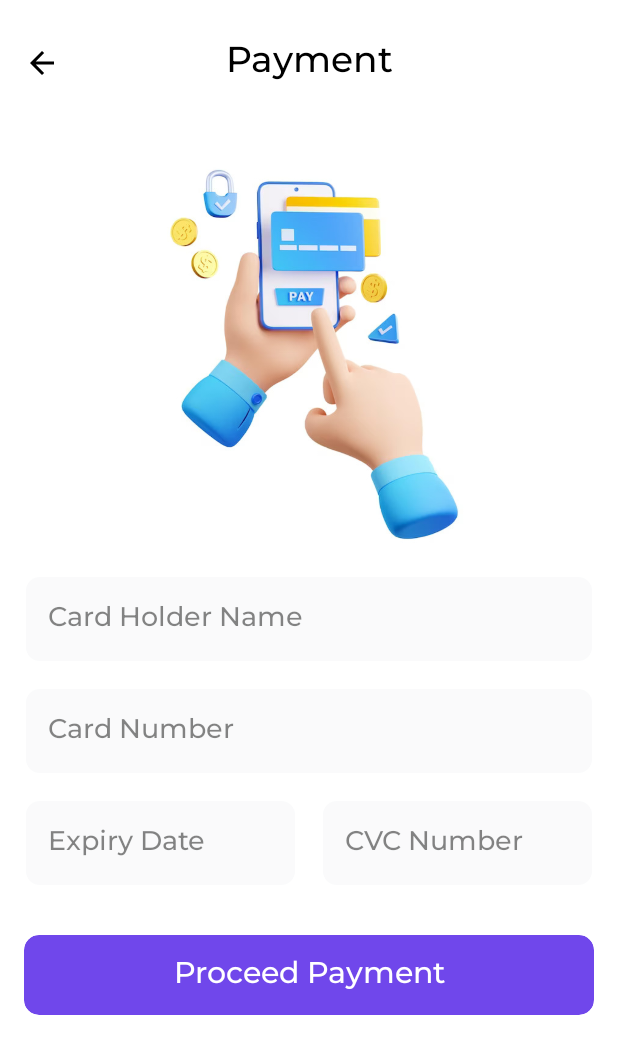
After one commit to moshdev2213/FitMe, an Android app: the Payment screen opened directly, with no data from a screen before it, on a phone screen of 412 x 824 dp. The commit adds this screen. Shown: the top 1054 px of the screen. Run offline under Robolectric (Android 15) with nearby library versions, the phone set to English and light mode, and no system bars.

Commit message:
addedPaymentConfirmAct

```diff
--- /dev/null
+++ b/frontend/FitMeUser/app/src/main/java/com/example/fitme/Activity/Payment.kt
@@ -0,0 +1,12 @@
+package com.example.fitme.Activity
+
+import androidx.appcompat.app.AppCompatActivity
+import android.os.Bundle
+import com.example.fitme.R
+
+class Payment : AppCompatActivity() {
+    override fun onCreate(savedInstanceState: Bundle?) {
+        super.onCreate(savedInstanceState)
+        setContentView(R.layout.activity_payment)
+    }
+}
--- /dev/null
+++ b/frontend/FitMeUser/app/src/main/res/layout/activity_payment.xml
@@ -0,0 +1,163 @@
+<?xml version="1.0" encoding="utf-8"?>
+<androidx.constraintlayout.widget.ConstraintLayout xmlns:android="http://schemas.android.com/apk/res/android"
+    xmlns:app="http://schemas.android.com/apk/res-auto"
+    xmlns:tools="http://schemas.android.com/tools"
+    android:layout_width="match_parent"
+    android:layout_height="match_parent"
+    tools:context=".Activity.Payment">
+
+    <TextView
+        android:id="@+id/textView45"
+        android:layout_width="wrap_content"
+        android:layout_height="wrap_content"
+        android:layout_marginStart="16dp"
+        android:layout_marginTop="24dp"
+        android:layout_marginEnd="16dp"
+        android:fontFamily="@font/montserrat_medium"
+        android:text="Payment"
+        android:textColor="@color/black"
+        android:textSize="24sp"
+        app:layout_constraintEnd_toEndOf="parent"
+        app:layout_constraintStart_toStartOf="parent"
+        app:layout_constraintTop_toTopOf="parent" />
+
+    <ImageView
+        android:id="@+id/btnBackReservation2"
+        android:layout_width="0dp"
+        android:layout_height="wrap_content"
+        android:layout_marginStart="16dp"
+        app:layout_constraintBottom_toBottomOf="@+id/textView45"
+        app:layout_constraintStart_toStartOf="parent"
+        app:layout_constraintTop_toTopOf="@+id/textView45"
+        app:srcCompat="@drawable/baseline_arrow_back_24" />
+
+    <ImageView
+        android:id="@+id/imageView5"
+        android:layout_width="0dp"
+        android:layout_height="300dp"
+        android:layout_marginTop="24dp"
+        app:layout_constraintEnd_toEndOf="parent"
+        app:layout_constraintHorizontal_bias="1.0"
+        app:layout_constraintStart_toStartOf="parent"
+        app:layout_constraintTop_toBottomOf="@+id/textView45"
+        app:srcCompat="@drawable/paynow" />
+
+    <com.google.android.material.textfield.TextInputEditText
+        android:id="@+id/etSignInEmail2"
+        android:layout_width="0dp"
+        android:layout_height="wrap_content"
+        android:layout_marginStart="16dp"
+        android:layout_marginEnd="16dp"
+        android:alpha="0.8"
+        android:background="@drawable/custom_input"
+        android:ems="10"
+        android:fontFamily="@font/montserrat_medium"
+        android:hint="Card Holder Name"
+        android:inputType="text|textPersonName"
+        android:padding="16dp"
+        android:textColor="@color/cardBorder"
+        app:layout_constraintEnd_toEndOf="parent"
+        app:layout_constraintHorizontal_bias="0.0"
+        app:layout_constraintStart_toStartOf="parent"
+        app:layout_constraintTop_toBottomOf="@+id/imageView5" />
+
+    <com.google.android.material.textfield.TextInputEditText
+        android:id="@+id/etSignInEmail3"
+        android:layout_width="0dp"
+        android:layout_height="wrap_content"
+        android:layout_marginStart="16dp"
+        android:layout_marginTop="16dp"
+        android:layout_marginEnd="16dp"
+        android:alpha="0.8"
+        android:background="@drawable/custom_input"
+        android:ems="10"
+        android:fontFamily="@font/montserrat_medium"
+        android:hint="Card Number"
+        android:inputType="text"
+        android:maxLength="16"
+        android:padding="16dp"
+        android:textColor="@color/cardBorder"
+        app:layout_constraintEnd_toEndOf="parent"
+        app:layout_constraintHorizontal_bias="0.0"
+        app:layout_constraintStart_toStartOf="parent"
+        app:layout_constraintTop_toBottomOf="@+id/etSignInEmail2" />
+
+    <com.google.android.material.textfield.TextInputEditText
+        android:id="@+id/etSignInEmail4"
+        android:layout_width="0dp"
+        android:layout_height="wrap_content"
+        android:layout_marginStart="16dp"
+        android:layout_marginEnd="16dp"
+        android:alpha="0.8"
+        android:background="@drawable/custom_input"
+        android:ems="10"
+        android:fontFamily="@font/montserrat_medium"
+        android:hint="Expiry Date"
+        android:inputType="datetime|date"
+        android:maxLength="5"
+        android:padding="16dp"
+        android:textColor="@color/cardBorder"
+        app:layout_constraintBottom_toBottomOf="@+id/etSignInEmail5"
+        app:layout_constraintEnd_toStartOf="@+id/etSignInEmail5"
+        app:layout_constraintHorizontal_bias="0.5"
+        app:layout_constraintStart_toStartOf="parent"
+        app:layout_constraintTop_toTopOf="@+id/etSignInEmail5" />
+
+    <com.google.android.material.textfield.TextInputEditText
+        android:id="@+id/etSignInEmail5"
+        android:layout_width="0dp"
+        android:layout_height="wrap_content"
+        android:layout_marginTop="16dp"
+        android:layout_marginEnd="16dp"
+        android:alpha="0.8"
+        android:background="@drawable/custom_input"
+        android:ems="10"
+        android:fontFamily="@font/montserrat_medium"
+        android:hint="CVC Number"
+        android:inputType="datetime"
+        android:maxLength="3"
+        android:padding="16dp"
+        android:textColor="@color/cardBorder"
+        app:layout_constraintEnd_toEndOf="parent"
+        app:layout_constraintHorizontal_bias="0.5"
+        app:layout_constraintStart_toEndOf="@+id/etSignInEmail4"
+        app:layout_constraintTop_toBottomOf="@+id/etSignInEmail3" />
+
+    <com.google.android.material.card.MaterialCardView
+        android:id="@+id/cvSignBtn"
+        android:layout_width="0dp"
+        android:layout_height="wrap_content"
+        android:layout_marginStart="16dp"
+        android:layout_marginTop="32dp"
+        android:layout_marginEnd="16dp"
+        android:clickable="true"
+        app:cardBackgroundColor="@color/primary"
+        app:cardCornerRadius="10dp"
+        app:cardElevation="0dp"
+        app:layout_constraintEnd_toEndOf="parent"
+        app:layout_constraintStart_toStartOf="parent"
+        app:layout_constraintTop_toBottomOf="@+id/etSignInEmail5">
+
+        <androidx.constraintlayout.widget.ConstraintLayout
+            android:layout_width="match_parent"
+            android:layout_height="match_parent">
+
+            <TextView
+                android:id="@+id/textView4"
+                android:layout_width="wrap_content"
+                android:layout_height="wrap_content"
+                android:layout_marginTop="12dp"
+                android:layout_marginBottom="12dp"
+                android:fontFamily="@font/montserrat_medium"
+                android:text="Proceed Payment"
+                android:textColor="@color/white"
+                android:textSize="20sp"
+                app:layout_constraintBottom_toBottomOf="parent"
+                app:layout_constraintEnd_toEndOf="parent"
+                app:layout_constraintHorizontal_bias="0.5"
+                app:layout_constraintStart_toStartOf="parent"
+                app:layout_constraintTop_toTopOf="parent" />
+        </androidx.constraintlayout.widget.ConstraintLayout>
+    </com.google.android.material.card.MaterialCardView>
+
+</androidx.constraintlayout.widget.ConstraintLayout>
```
Also changed, not shown: frontend/FitMeUser/app/src/main/AndroidManifest.xml (+30 -18 lines), frontend/FitMeUser/app/src/main/java/com/example/fitme/Activity/Success.kt (added, +12 -0 lines), frontend/FitMeUser/app/src/main/res/layout/activity_reservation.xml (+8 -8 lines), frontend/FitMeUser/app/src/main/res/layout/activity_success.xml (added, +98 -0 lines), frontend/FitMeUser/app/src/main/res/drawable/donepay.jpg (added), frontend/FitMeUser/app/src/main/res/drawable/paynow.jpg (added).
